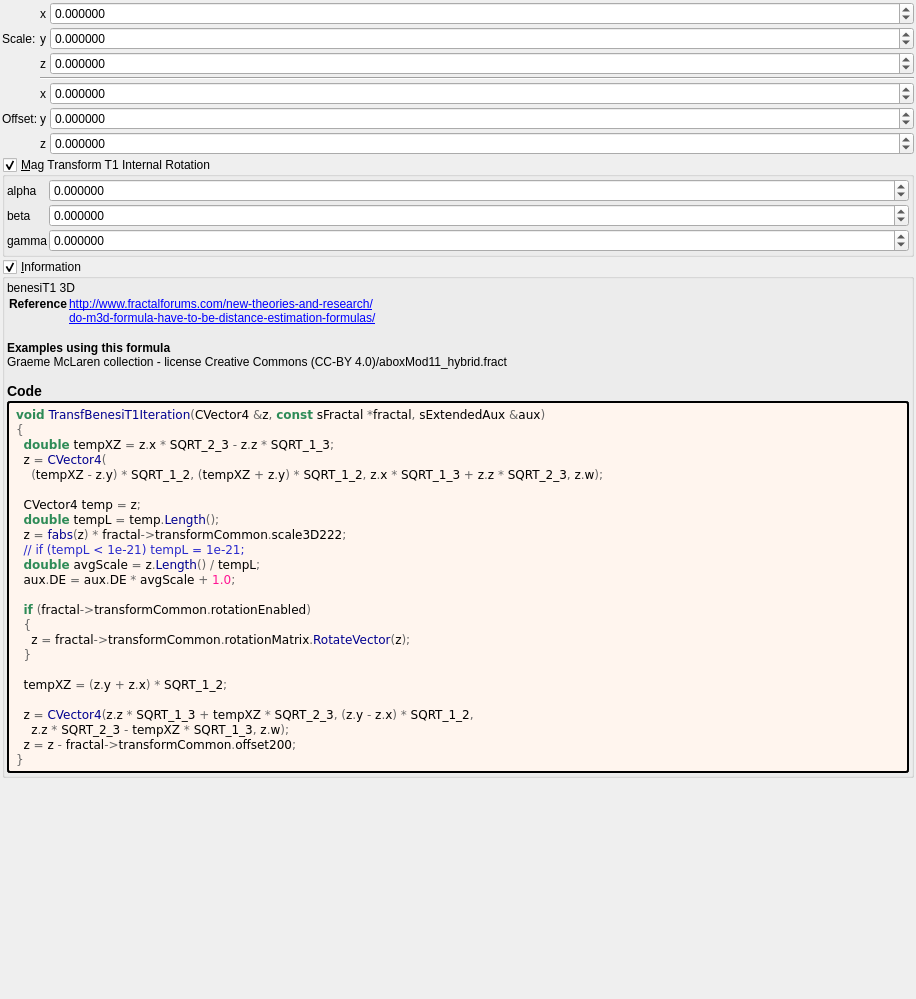
First picture: the form in mandelbulber2/deploy/share/mandelbulber2/formula/ui/transf_benesi_t1.ui, repository irinox-ctrl/mandelbulber2, before the edit.
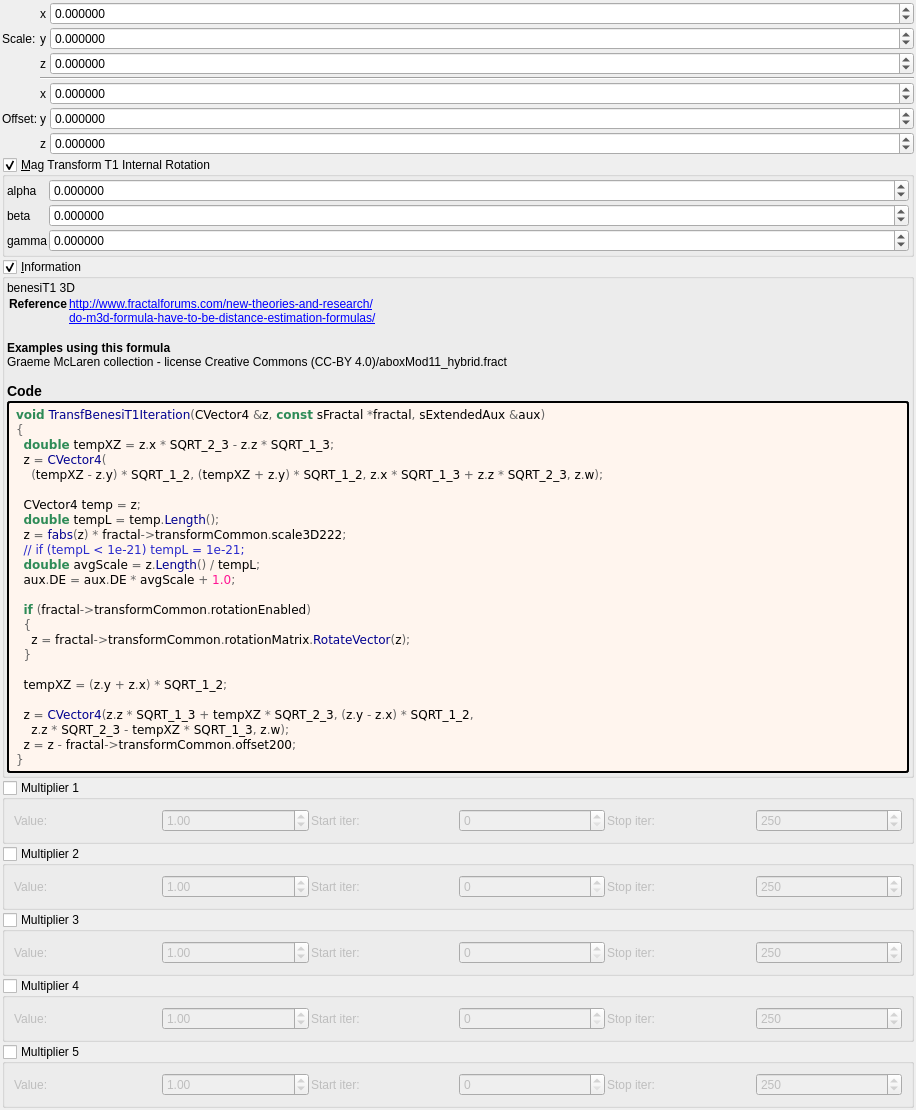
Second picture: the form after the edit. Custom widgets are drawn as their Qt base class.

Commit message:
feat: add 5 general-purpose multipliers to all 1007 fractal formulas
Each multiplier has:
- Checkbox (OFF by default)
- Value spinbox (default 1.0, range -100 to 100)
- Iteration start/stop range

Logic: z *= value; DE *= |value|;

Uses existing transformCommon parameters:
- Checkboxes: functionEnabledBx/By/Bz/Bw/CzFalse
- Values: scale4/5/6/8/16
- Ranges: startIterationsB-F/stopIterationsB-F

Modified 1007 .cpp (CPU), 1006 .cl (GPU), 1023 .ui files.
Both source (formula/) and deploy (deploy/share/) copies updated.

```diff
--- a/mandelbulber2/deploy/share/mandelbulber2/formula/ui/transf_benesi_t1.ui
+++ b/mandelbulber2/deploy/share/mandelbulber2/formula/ui/transf_benesi_t1.ui
@@ -502,6 +502,192 @@
      </layout>
     </widget>
    </item>
+   <item>
+    <widget class="MyGroupBox" name="groupCheck_transf_function_enabledBx_false">
+     <property name="title"><string>Multiplier 1</string></property>
+     <property name="checkable"><bool>true</bool></property>
+     <property name="checked"><bool>false</bool></property>
+     <layout class="QGridLayout" name="gridLayout_mult1">
+      <property name="spacing"><number>2</number></property>
+      <item row="0" column="0">
+       <widget class="QLabel"><property name="text"><string>Value:</string></property></widget>
+      </item>
+      <item row="0" column="1">
+       <widget class="MyDoubleSpinBox" name="spinbox_transf_scale_4">
+        <property name="minimum"><double>-100.0</double></property><property name="maximum"><double>100.0</double></property>
+        <property name="singleStep"><double>0.01</double></property><property name="value"><double>1.0</double></property>
+       </widget>
+      </item>
+      <item row="0" column="2">
+       <widget class="QLabel"><property name="text"><string>Start iter:</string></property></widget>
+      </item>
+      <item row="0" column="3">
+       <widget class="MySpinBox" name="spinboxInt_transf_start_iterations_B">
+        <property name="minimum"><number>0</number></property><property name="maximum"><number>10000</number></property>
+        <property name="value"><number>0</number></property>
+       </widget>
+      </item>
+      <item row="0" column="4">
+       <widget class="QLabel"><property name="text"><string>Stop iter:</string></property></widget>
+      </item>
+      <item row="0" column="5">
+       <widget class="MySpinBox" name="spinboxInt_transf_stop_iterations_B">
+        <property name="minimum"><number>0</number></property><property name="maximum"><number>10000</number></property>
+        <property name="value"><number>250</number></property>
+       </widget>
+      </item>
+     </layout>
+    </widget>
+   </item>
+   <item>
+    <widget class="MyGroupBox" name="groupCheck_transf_function_enabledBy_false">
+     <property name="title"><string>Multiplier 2</string></property>
+     <property name="checkable"><bool>true</bool></property>
+     <property name="checked"><bool>false</bool></property>
+     <layout class="QGridLayout" name="gridLayout_mult2">
+      <property name="spacing"><number>2</number></property>
+      <item row="0" column="0">
+       <widget class="QLabel"><property name="text"><string>Value:</string></property></widget>
+      </item>
+      <item row="0" column="1">
+       <widget class="MyDoubleSpinBox" name="spinbox_transf_scale_5">
+        <property name="minimum"><double>-100.0</double></property><property name="maximum"><double>100.0</double></property>
+        <property name="singleStep"><double>0.01</double></property><property name="value"><double>1.0</double></property>
+       </widget>
+      </item>
+      <item row="0" column="2">
+       <widget class="QLabel"><property name="text"><string>Start iter:</string></property></widget>
+      </item>
+      <item row="0" column="3">
+       <widget class="MySpinBox" name="spinboxInt_transf_start_iterations_C">
+        <property name="minimum"><number>0</number></property><property name="maximum"><number>10000</number></property>
+        <property name="value"><number>0</number></property>
+       </widget>
+      </item>
+      <item row="0" column="4">
+       <widget class="QLabel"><property name="text"><string>Stop iter:</string></property></widget>
+      </item>
+      <item row="0" column="5">
+       <widget class="MySpinBox" name="spinboxInt_transf_stop_iterations_C">
+        <property name="minimum"><number>0</number></property><property name="maximum"><number>10000</number></property>
+        <property name="value"><number>250</number></property>
+       </widget>
+      </item>
+     </layout>
+    </widget>
+   </item>
+   <item>
+    <widget class="MyGroupBox" name="groupCheck_transf_function_enabledBz_false">
+     <property name="title"><string>Multiplier 3</string></property>
+     <property name="checkable"><bool>true</bool></property>
+     <property name="checked"><bool>false</bool></property>
+     <layout class="QGridLayout" name="gridLayout_mult3">
+      <property name="spacing"><number>2</number></property>
+      <item row="0" column="0">
+       <widget class="QLabel"><property name="text"><string>Value:</string></property></widget>
+      </item>
+      <item row="0" column="1">
+       <widget class="MyDoubleSpinBox" name="spinbox_transf_scale_6">
+        <property name="minimum"><double>-100.0</double></property><property name="maximum"><double>100.0</double></property>
+        <property name="singleStep"><double>0.01</double></property><property name="value"><double>1.0</double></property>
+       </widget>
+      </item>
+      <item row="0" column="2">
+       <widget class="QLabel"><property name="text"><string>Start iter:</string></property></widget>
+      </item>
+      <item row="0" column="3">
+       <widget class="MySpinBox" name="spinboxInt_transf_start_iterations_D">
+        <property name="minimum"><number>0</number></property><property name="maximum"><number>10000</number></property>
+        <property name="value"><number>0</number></property>
+       </widget>
+      </item>
+      <item row="0" column="4">
+       <widget class="QLabel"><property name="text"><string>Stop iter:</string></property></widget>
+      </item>
+      <item row="0" column="5">
+       <widget class="MySpinBox" name="spinboxInt_transf_stop_iterations_D">
+        <property name="minimum"><number>0</number></property><property name="maximum"><number>10000</number></property>
+        <property name="value"><number>250</number></property>
+       </widget>
+      </item>
+     </layout>
+    </widget>
+   </item>
+   <item>
+    <widget class="MyGroupBox" name="groupCheck_transf_function_enabledBw_false">
+     <property name="title"><string>Multiplier 4</string></property>
+     <property name="checkable"><bool>true</bool></property>
+     <property name="checked"><bool>false</bool></property>
+     <layout class="QGridLayout" name="gridLayout_mult4">
+      <property name="spacing"><number>2</number></property>
+      <item row="0" column="0">
+       <widget class="QLabel"><property name="text"><string>Value:</string></property></widget>
+      </item>
+      <item row="0" column="1">
+       <widget class="MyDoubleSpinBox" name="spinbox_transf_scale_8">
+        <property name="minimum"><double>-100.0</double></property><property name="maximum"><double>100.0</double></property>
+        <property name="singleStep"><double>0.01</double></property><property name="value"><double>1.0</double></property>
+       </widget>
+      </item>
+      <item row="0" column="2">
+       <widget class="QLabel"><property name="text"><string>Start iter:</string></property></widget>
+      </item>
+      <item row="0" column="3">
+       <widget class="MySpinBox" name="spinboxInt_transf_start_iterations_E">
+        <property name="minimum"><number>0</number></property><property name="maximum"><number>10000</number></property>
+        <property name="value"><number>0</number></property>
+       </widget>
+      </item>
+      <item row="0" column="4">
+       <widget class="QLabel"><property name="text"><string>Stop iter:</string></property></widget>
+      </item>
+      <item row="0" column="5">
+       <widget class="MySpinBox" name="spinboxInt_transf_stop_iterations_E">
+        <property name="minimum"><number>0</number></property><property name="maximum"><number>10000</number></property>
+        <property name="value"><number>250</number></property>
+       </widget>
+      </item>
+     </layout>
+    </widget>
+   </item>
+   <item>
+    <widget class="MyGroupBox" name="groupCheck_transf_function_enabledCz_false">
+     <property name="title"><string>Multiplier 5</string></property>
+     <property name="checkable"><bool>true</bool></property>
+     <property name="checked"><bool>false</bool></property>
+     <layout class="QGridLayout" name="gridLayout_mult5">
+      <property name="spacing"><number>2</number></property>
+      <item row="0" column="0">
+       <widget class="QLabel"><property name="text"><string>Value:</string></property></widget>
+      </item>
+      <item row="0" column="1">
+       <widget class="MyDoubleSpinBox" name="spinbox_transf_scale_16">
+        <property name="minimum"><double>-100.0</double></property><property name="maximum"><double>100.0</double></property>
+        <property name="singleStep"><double>0.01</double></property><property name="value"><double>1.0</double></property>
+       </widget>
+      </item>
+      <item row="0" column="2">
+       <widget class="QLabel"><property name="text"><string>Start iter:</string></property></widget>
+      </item>
+      <item row="0" column="3">
+       <widget class="MySpinBox" name="spinboxInt_transf_start_iterations_F">
+        <property name="minimum"><number>0</number></property><property name="maximum"><number>10000</number></property>
+        <property name="value"><number>0</number></property>
+       </widget>
+      </item>
+      <item row="0" column="4">
+       <widget class="QLabel"><property name="text"><string>Stop iter:</string></property></widget>
+      </item>
+      <item row="0" column="5">
+       <widget class="MySpinBox" name="spinboxInt_transf_stop_iterations_F">
+        <property name="minimum"><number>0</number></property><property name="maximum"><number>10000</number></property>
+        <property name="value"><number>250</number></property>
+       </widget>
+      </item>
+     </layout>
+    </widget>
+   </item>
+
    <item>
     <spacer name="verticalSpacer">
      <property name="orientation">
@@ -529,6 +715,11 @@
    <extends>QDoubleSpinBox</extends>
    <header>my_double_spin_box.h</header>
   </customwidget>
+   <customwidget>
+   <class>MySpinBox</class>
+   <extends>QSpinBox</extends>
+   <header>my_spin_box.h</header>
+  </customwidget>
  </customwidgets>
  <tabstops>
   <tabstop>spinbox3_transf_scale3D_222_x</tabstop>
```
The commit also changes 3972 other files.
